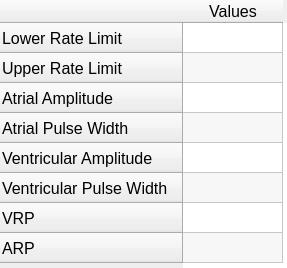
First picture: the form in DCM/ui_files/parameters.ui, repository CarlosCapili/3K04-Pacemaker-Project, before the edit.
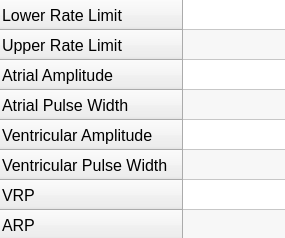
Second picture: the form after the edit.

Diff of the .ui file:
```diff
--- a/DCM/ui_files/parameters.ui
+++ b/DCM/ui_files/parameters.ui
@@ -6,8 +6,8 @@
    <rect>
     <x>0</x>
     <y>0</y>
-    <width>287</width>
-    <height>268</height>
+    <width>285</width>
+    <height>238</height>
    </rect>
   </property>
   <property name="windowTitle">
@@ -28,6 +28,12 @@
      <height>271</height>
     </rect>
    </property>
+   <property name="sizePolicy">
+    <sizepolicy hsizetype="Expanding" vsizetype="Expanding">
+     <horstretch>0</horstretch>
+     <verstretch>0</verstretch>
+    </sizepolicy>
+   </property>
    <property name="font">
     <font>
      <pointsize>12</pointsize>
@@ -75,6 +81,9 @@
    <property name="gridStyle">
     <enum>Qt::SolidLine</enum>
    </property>
+   <attribute name="horizontalHeaderVisible">
+    <bool>false</bool>
+   </attribute>
    <attribute name="horizontalHeaderCascadingSectionResizes">
     <bool>false</bool>
    </attribute>
@@ -82,7 +91,10 @@
     <bool>false</bool>
    </attribute>
    <attribute name="horizontalHeaderStretchLastSection">
-    <bool>false</bool>
+    <bool>true</bool>
+   </attribute>
+   <attribute name="verticalHeaderVisible">
+    <bool>true</bool>
    </attribute>
    <attribute name="verticalHeaderCascadingSectionResizes">
     <bool>true</bool>
@@ -133,43 +145,43 @@
     </property>
    </column>
    <item row="0" column="0">
-    <property name="flags">
-     <set>ItemIsSelectable|ItemIsEditable|ItemIsDragEnabled|ItemIsUserCheckable|ItemIsEnabled</set>
+    <property name="text">
+     <string/>
     </property>
    </item>
    <item row="1" column="0">
-    <property name="flags">
-     <set>ItemIsSelectable|ItemIsEditable|ItemIsDragEnabled|ItemIsUserCheckable|ItemIsEnabled</set>
+    <property name="text">
+     <string/>
     </property>
    </item>
    <item row="2" column="0">
-    <property name="flags">
-     <set>ItemIsSelectable|ItemIsEditable|ItemIsDragEnabled|ItemIsUserCheckable|ItemIsEnabled</set>
+    <property name="text">
+     <string/>
     </property>
    </item>
    <item row="3" column="0">
-    <property name="flags">
-     <set>ItemIsSelectable|ItemIsEditable|ItemIsDragEnabled|ItemIsUserCheckable|ItemIsEnabled</set>
+    <property name="text">
+     <string/>
     </property>
    </item>
    <item row="4" column="0">
-    <property name="flags">
-     <set>ItemIsSelectable|ItemIsEditable|ItemIsDragEnabled|ItemIsUserCheckable|ItemIsEnabled</set>
+    <property name="text">
+     <string/>
     </property>
    </item>
    <item row="5" column="0">
-    <property name="flags">
-     <set>ItemIsSelectable|ItemIsEditable|ItemIsDragEnabled|ItemIsUserCheckable|ItemIsEnabled</set>
+    <property name="text">
+     <string/>
     </property>
    </item>
    <item row="6" column="0">
-    <property name="flags">
-     <set>ItemIsSelectable|ItemIsEditable|ItemIsDragEnabled|ItemIsUserCheckable|ItemIsEnabled</set>
+    <property name="text">
+     <string/>
     </property>
    </item>
    <item row="7" column="0">
-    <property name="flags">
-     <set>ItemIsSelectable|ItemIsEditable|ItemIsDragEnabled|ItemIsUserCheckable|ItemIsEnabled</set>
+    <property name="text">
+     <string/>
     </property>
    </item>
   </widget>
```
Left out of the diff: 15 changed lines with no effect on the pictures.
